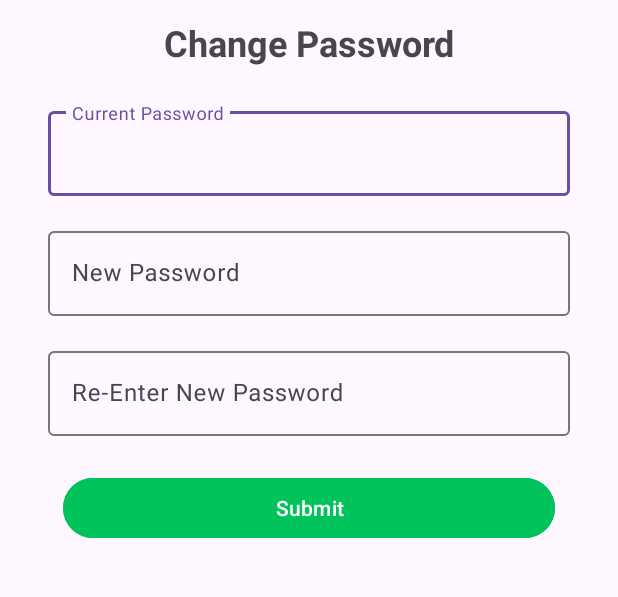
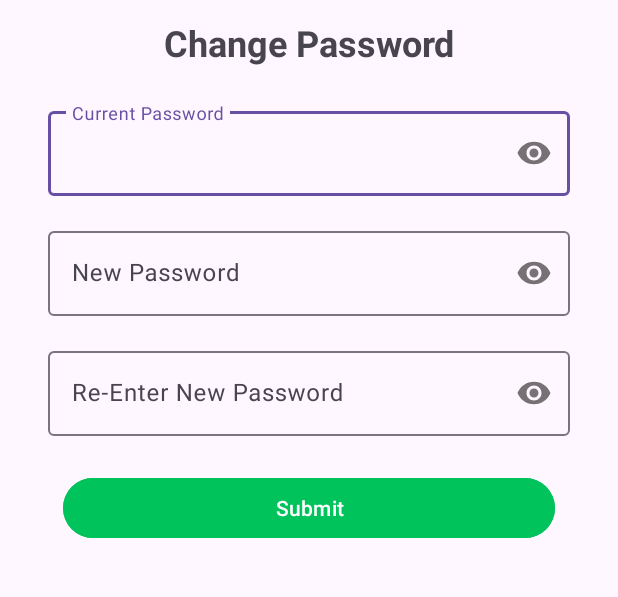
Before and after one commit to morai8/EatNowCapstone, an Android app: the ChangePasswordActivity screen opened directly, with no data from a screen before it, on a phone screen of 412 x 824 dp, the part 228-825 px from its top. Run offline under Robolectric (Android 15) with nearby library versions, the light colour scheme and no system bars.

Commit message:
FE profile onclick

```diff
--- a/Mobile Development/app/src/main/java/com/dicoding/picodiploma/eatnowcapstone/ui/home/HomeFragment.kt
+++ b/Mobile Development/app/src/main/java/com/dicoding/picodiploma/eatnowcapstone/ui/home/HomeFragment.kt
@@ -4,6 +4,7 @@ import android.os.Bundle
 import android.view.LayoutInflater
 import android.view.View
 import android.view.ViewGroup
+import android.widget.LinearLayout
 import android.widget.TextView
 import androidx.fragment.app.Fragment
 import androidx.lifecycle.ViewModelProvider
--- a/Mobile Development/app/src/main/res/layout/activity_change_password.xml
+++ b/Mobile Development/app/src/main/res/layout/activity_change_password.xml
@@ -37,6 +37,7 @@
     <com.google.android.material.textfield.TextInputLayout
         android:id="@+id/currentLayout"
         android:hint="@string/current"
+        app:passwordToggleEnabled="true"
         android:layout_width="0dp"
         android:layout_height="wrap_content"
         android:layout_marginStart="32dp"
@@ -48,6 +49,8 @@
         >
         <com.google.android.material.textfield.TextInputEditText
             android:id="@+id/currentInputField"
+            android:inputType="textPassword"
+            android:maxLines="1"
             android:layout_width="match_parent"
             android:layout_height="wrap_content"/>
     </com.google.android.material.textfield.TextInputLayout>
@@ -55,6 +58,7 @@
     <com.google.android.material.textfield.TextInputLayout
         android:id="@+id/newPasswordLayout"
         android:hint="@string/new_password"
+        app:passwordToggleEnabled="true"
         android:layout_width="0dp"
         android:layout_height="wrap_content"
         android:layout_marginStart="32dp"
@@ -68,6 +72,8 @@
 
         <com.google.android.material.textfield.TextInputEditText
             android:id="@+id/newPasswordInputField"
+            android:inputType="textPassword"
+            android:maxLines="1"
             android:layout_width="match_parent"
             android:layout_height="wrap_content" />
     </com.google.android.material.textfield.TextInputLayout>
@@ -76,6 +82,7 @@
         android:hint="@string/reEnter"
         android:layout_width="0dp"
         android:layout_height="wrap_content"
+        app:passwordToggleEnabled="true"
         android:layout_marginStart="32dp"
         android:layout_marginEnd="32dp"
         android:layout_marginTop="18dp"
@@ -87,11 +94,13 @@
 
         <com.google.android.material.textfield.TextInputEditText
             android:id="@+id/reEnterInputField"
+            android:inputType="textPassword"
+            android:maxLines="1"
             android:layout_width="match_parent"
             android:layout_height="wrap_content" />
     </com.google.android.material.textfield.TextInputLayout>
     <Button
-        android:id="@+id/buttonSignIn"
+        android:id="@+id/buttonSubmit"
         android:layout_width="328dp"
         android:layout_height="48dp"
         android:backgroundTint="@color/light_green"
--- a/Mobile Development/app/src/main/res/layout/activity_edit_bmi.xml
+++ b/Mobile Development/app/src/main/res/layout/activity_edit_bmi.xml
@@ -49,6 +49,7 @@
         >
         <com.google.android.material.textfield.TextInputEditText
             android:id="@+id/heightInputField"
+            android:maxLines="1"
             android:layout_width="match_parent"
             android:layout_height="wrap_content"/>
     </com.google.android.material.textfield.TextInputLayout>
@@ -69,11 +70,12 @@
 
         <com.google.android.material.textfield.TextInputEditText
             android:id="@+id/weightInputField"
+            android:maxLines="1"
             android:layout_width="match_parent"
             android:layout_height="wrap_content" />
     </com.google.android.material.textfield.TextInputLayout>
     <Button
-        android:id="@+id/buttonSignIn"
+        android:id="@+id/buttonSubmit"
         android:layout_width="328dp"
         android:layout_height="48dp"
         android:backgroundTint="@color/light_green"
```
Also changed, not shown: Mobile Development/app/src/main/java/com/dicoding/picodiploma/eatnowcapstone/BmiActivity.kt (+15 -8 lines), Mobile Development/app/src/main/java/com/dicoding/picodiploma/eatnowcapstone/SignInActivity.kt (+6 -4 lines), Mobile Development/app/src/main/java/com/dicoding/picodiploma/eatnowcapstone/ui/notifications/NotificationsFragment.kt (+27 -6 lines).
